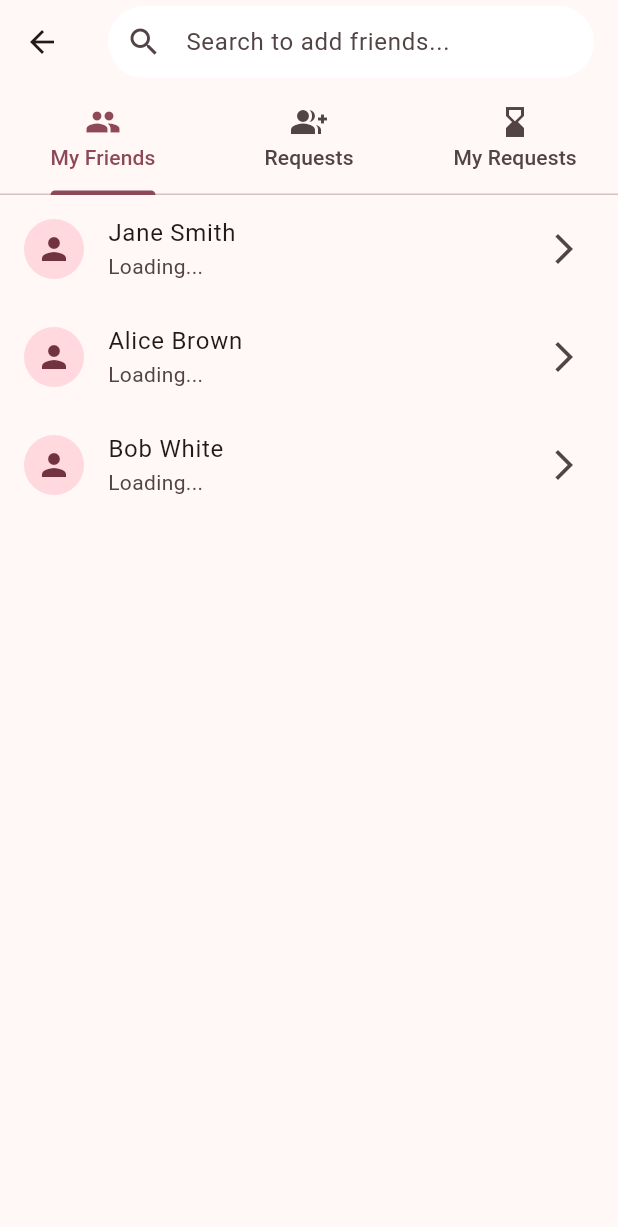
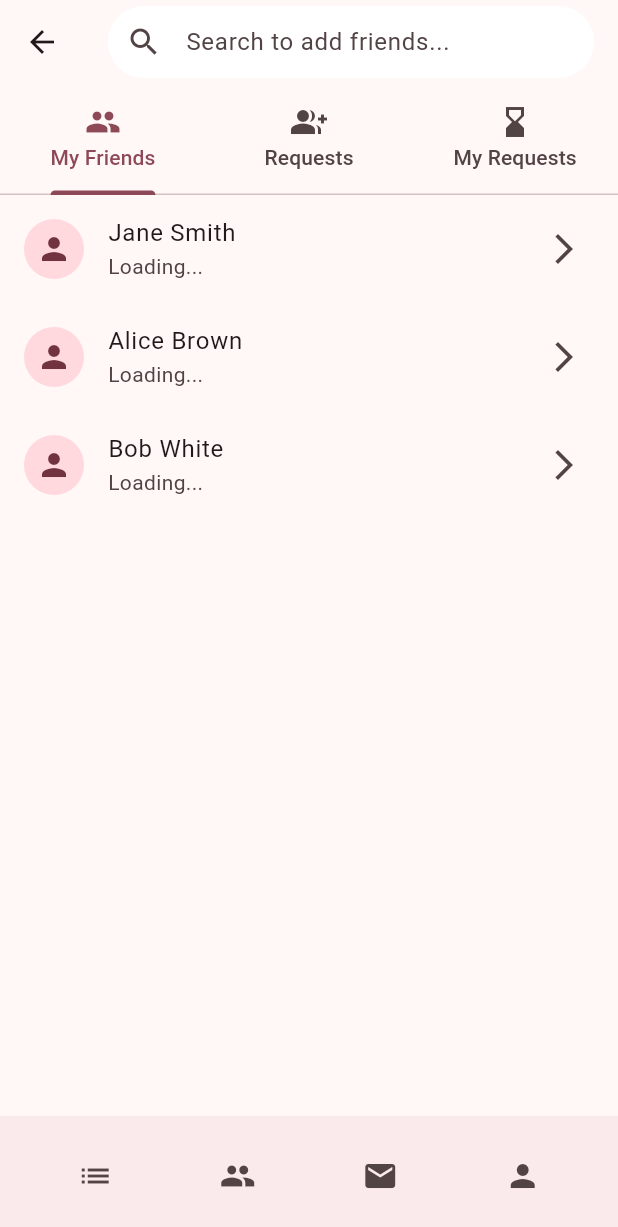
Before and after one commit to KasaWGrupie/Frontend, a Flutter app: the BaseScreen screen opened directly with empty values, item 2 of the bottom bar chosen, on a phone screen of 412 x 824 dp. Shown: the top 1227 px of the screen. Run offline on Flutter 3.47's test engine with Material 3 defaults, Android fonts, the phone set to English and light mode, and no system bars; our stand-ins replace bloc, equatable, firebase_auth, firebase_core, flutter_bloc, go_router; accounts and stored records are empty; generated files the repository leaves out were written again.

Commit message:
Add base screen to friend screen layout

```diff
--- a/lib/screens/base_screen.dart
+++ b/lib/screens/base_screen.dart
@@ -3,8 +3,9 @@ import 'package:go_router/go_router.dart';
 
 class BaseScreen extends StatelessWidget {
   const BaseScreen({
-    required this.title,
     required this.child,
+    this.title,
+    this.customAppBar,
     this.floatingActionButton,
     this.appBarBottom,
     this.appBarActions,
@@ -13,7 +14,8 @@ class BaseScreen extends StatelessWidget {
   });
 
   final Widget child;
-  final String title;
+  final String? title;
+  final PreferredSizeWidget? customAppBar;
   final Widget? floatingActionButton;
   final PreferredSizeWidget? appBarBottom;
   final List<Widget>? appBarActions;
@@ -25,11 +27,14 @@ class BaseScreen extends StatelessWidget {
       backgroundColor:
           backgroundColor ?? Theme.of(context).scaffoldBackgroundColor,
       floatingActionButton: floatingActionButton,
-      appBar: AppBar(
-        title: Text(title),
-        bottom: appBarBottom,
-        actions: appBarActions,
-      ),
+      appBar: customAppBar ??
+          (title != null
+              ? AppBar(
+                  title: Text(title!),
+                  bottom: appBarBottom,
+                  actions: appBarActions,
+                )
+              : null),
       body: child,
       bottomNavigationBar: BottomAppBar(
         child: Row(
--- a/lib/screens/friends_screen/friends_screen.dart
+++ b/lib/screens/friends_screen/friends_screen.dart
@@ -1,6 +1,7 @@
 import 'package:flutter/material.dart';
 import 'package:flutter_bloc/flutter_bloc.dart';
 import 'package:kasa_w_grupie/cubits/friends_cubit.dart';
+import 'package:kasa_w_grupie/screens/base_screen.dart';
 import 'package:kasa_w_grupie/screens/friends_screen/widgets/tabs/incoming_requests_tab.dart';
 import 'package:kasa_w_grupie/screens/friends_screen/widgets/tabs/my_friends_tab.dart';
 import 'package:kasa_w_grupie/screens/friends_screen/widgets/search_delegate.dart';
@@ -23,12 +24,12 @@ class FriendsScreen extends StatelessWidget {
         builder: (context) {
           final friendsCubit = context.read<FriendsCubit>();
 
-          return Scaffold(
-            appBar: AppBar(
+          return BaseScreen(
+            customAppBar: AppBar(
               title: buildSearchBar(
                   context, friendsService, authService, friendsCubit),
             ),
-            body: BlocListener<FriendsCubit, FriendsState>(
+            child: BlocListener<FriendsCubit, FriendsState>(
               listener: (context, state) {
                 if (state is FriendsError) {
                   ScaffoldMessenger.of(context).showSnackBar(
```
